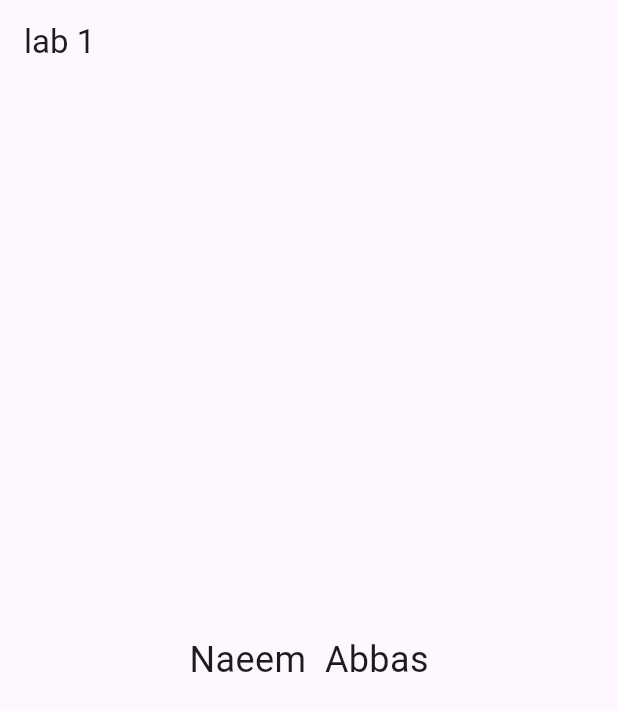
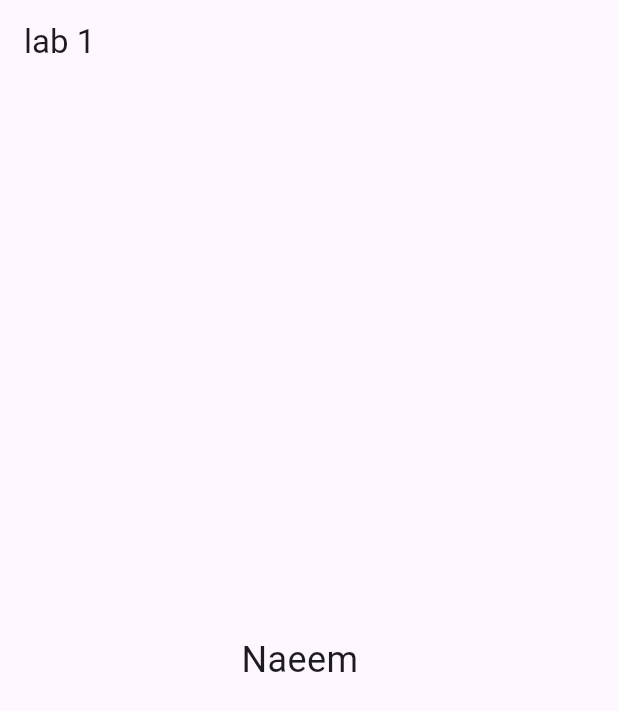
Before and after one commit to NaeeemAbbas/moboCounter, a Flutter app: the screen it shows after launch, on a phone screen of 412 x 824 dp. Shown: the top 711 px of the screen. Run offline on Flutter 3.47's test engine with Material 3 defaults, Android fonts, the phone set to English and light mode, and no system bars.

Commit message:
changes in the main bar

```diff
--- a/firstapp/lib/main.dart
+++ b/firstapp/lib/main.dart
@@ -19,7 +19,7 @@ class MyApp extends StatelessWidget {
       home: Scaffold(
         appBar: AppBar(title: Text("lab 1")),
         body: Center(
-          child: Text("Naeem  Abbas", style: TextStyle(fontSize: 24)),
+          child: Text("Naeem  ", style: TextStyle(fontSize: 24)),
         ),
       ),
     );
```
